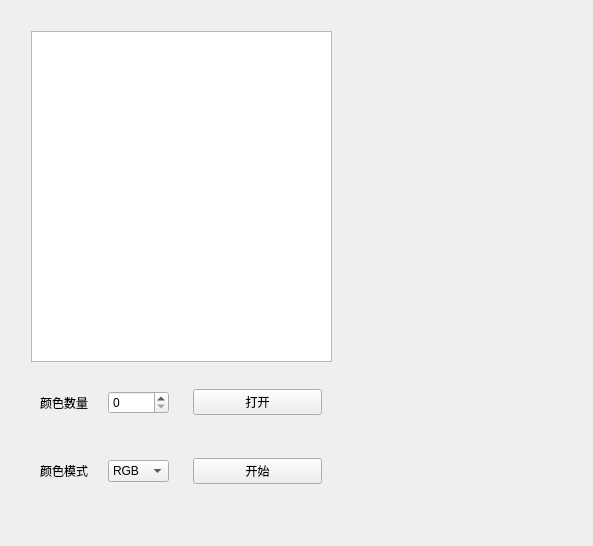
Above: newform.ui from ChrisDong-THU/ColorTool before the change. Below: the same form after it.
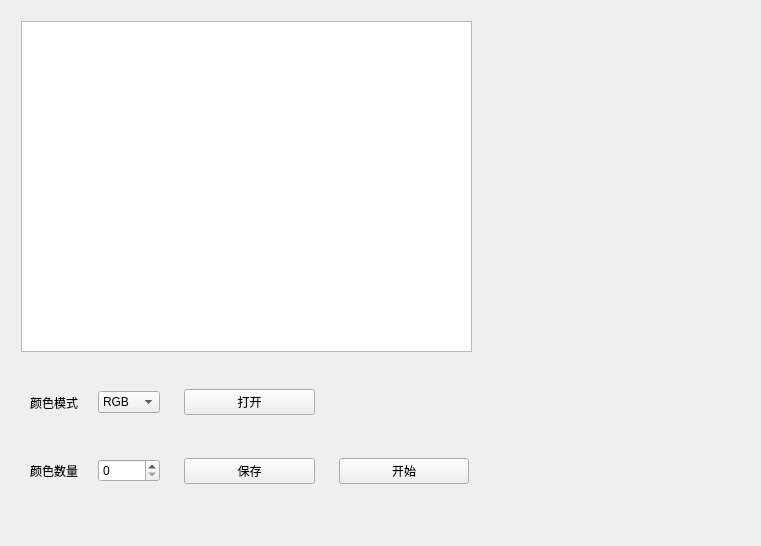
That is the form after the change.

Patch:
```diff
--- a/newform.ui
+++ b/newform.ui
@@ -6,37 +6,72 @@
    <rect>
     <x>0</x>
     <y>0</y>
-    <width>593</width>
+    <width>761</width>
     <height>546</height>
    </rect>
   </property>
   <property name="windowTitle">
    <string>Form</string>
   </property>
+  <layout class="QVBoxLayout" name="verticalLayout">
+   <item>
   <widget class="QWidget" name="widget_7" native="true">
-   <property name="geometry">
-    <rect>
-     <x>21</x>
-     <y>21</y>
-     <width>321</width>
-     <height>499</height>
-    </rect>
-   </property>
    <widget class="QWidget" name="widget" native="true">
     <property name="geometry">
      <rect>
       <x>10</x>
-      <y>350</y>
-      <width>300</width>
+        <y>360</y>
+        <width>457</width>
       <height>131</height>
      </rect>
     </property>
     <layout class="QGridLayout" name="gridLayout">
      <item row="0" column="0">
+        <widget class="QWidget" name="widget_5" native="true">
+         <layout class="QHBoxLayout" name="horizontalLayout_2">
+          <item>
+           <widget class="QLabel" name="label_2">
+            <property name="styleSheet">
+             <string notr="true">font: 10pt &quot;更纱黑体 UI SC&quot;;</string>
+            </property>
+            <property name="text">
+             <string>颜色模式</string>
+            </property>
+           </widget>
+          </item>
+          <item>
+           <widget class="QComboBox" name="colorType">
+            <property name="styleSheet">
+             <string notr="true">font: 9pt &quot;Source Code Pro&quot;;</string>
+            </property>
+            <item>
+             <property name="text">
+              <string>RGB</string>
+             </property>
+            </item>
+            <item>
+             <property name="text">
+              <string>#hex</string>
+             </property>
+            </item>
+            <item>
+             <property name="text">
+              <string>HSV</string>
+             </property>
+            </item>
+           </widget>
+          </item>
+         </layout>
+        </widget>
+       </item>
+       <item row="1" column="0">
       <widget class="QWidget" name="widget_2" native="true">
        <layout class="QHBoxLayout" name="horizontalLayout">
         <item>
          <widget class="QLabel" name="label">
+            <property name="styleSheet">
+             <string notr="true">font: 10pt &quot;更纱黑体 UI SC&quot;;</string>
+            </property>
           <property name="text">
            <string>颜色数量</string>
           </property>
@@ -50,6 +85,9 @@
             <height>0</height>
            </size>
           </property>
+            <property name="styleSheet">
+             <string notr="true">font: 9pt &quot;Source Code Pro&quot;;</string>
+            </property>
           <property name="maximum">
            <number>20</number>
           </property>
@@ -58,11 +96,35 @@
        </layout>
       </widget>
      </item>
+       <item row="1" column="2">
+        <widget class="QWidget" name="widget_4" native="true">
+         <layout class="QHBoxLayout" name="horizontalLayout_4">
+          <item>
+           <widget class="QPushButton" name="startBtn">
+            <property name="styleSheet">
+             <string notr="true">font: 9pt &quot;更纱黑体 UI SC&quot;;</string>
+            </property>
+            <property name="text">
+             <string>开始</string>
+            </property>
+           </widget>
+          </item>
+         </layout>
+        </widget>
+       </item>
+       <item row="0" column="2">
+        <widget class="QWidget" name="widget_8" native="true">
+         <layout class="QHBoxLayout" name="horizontalLayout_5"/>
+        </widget>
+       </item>
      <item row="0" column="1">
       <widget class="QWidget" name="widget_3" native="true">
        <layout class="QHBoxLayout" name="horizontalLayout_3">
         <item>
          <widget class="QPushButton" name="loadBtn">
+            <property name="styleSheet">
+             <string notr="true">font: 9pt &quot;更纱黑体 UI SC&quot;;</string>
+            </property>
           <property name="text">
            <string>打开</string>
           </property>
@@ -71,45 +133,16 @@
        </layout>
       </widget>
      </item>
-     <item row="1" column="0">
-      <widget class="QWidget" name="widget_5" native="true">
-       <layout class="QHBoxLayout" name="horizontalLayout_2">
-        <item>
-         <widget class="QLabel" name="label_2">
-          <property name="text">
-           <string>颜色模式</string>
-          </property>
-         </widget>
-        </item>
-        <item>
-         <widget class="QComboBox" name="colorType">
-          <item>
-           <property name="text">
-            <string>RGB</string>
-           </property>
-          </item>
-          <item>
-           <property name="text">
-            <string>#hex</string>
-           </property>
-          </item>
-          <item>
-           <property name="text">
-            <string>HSV</string>
-           </property>
-          </item>
-         </widget>
-        </item>
-       </layout>
-      </widget>
-     </item>
      <item row="1" column="1">
-      <widget class="QWidget" name="widget_4" native="true">
-       <layout class="QHBoxLayout" name="horizontalLayout_4">
+        <widget class="QWidget" name="widget_6" native="true">
+         <layout class="QVBoxLayout" name="verticalLayout_3">
         <item>
-         <widget class="QPushButton" name="startBtn">
+           <widget class="QPushButton" name="saveBtn">
+            <property name="styleSheet">
+             <string notr="true">font: 9pt &quot;更纱黑体 UI SC&quot;;</string>
+            </property>
           <property name="text">
-           <string>开始</string>
+             <string>保存</string>
           </property>
          </widget>
         </item>
@@ -123,22 +156,14 @@
      <rect>
       <x>10</x>
       <y>10</y>
-      <width>301</width>
+        <width>451</width>
       <height>331</height>
      </rect>
     </property>
    </widget>
   </widget>
-  <widget class="QWidget" name="widget_8" native="true">
-   <property name="geometry">
-    <rect>
-     <x>360</x>
-     <y>20</y>
-     <width>161</width>
-     <height>501</height>
-    </rect>
-   </property>
-  </widget>
+   </item>
+  </layout>
  </widget>
  <resources/>
  <connections/>
```
Lines whose indentation alone changed are shown as unchanged.
